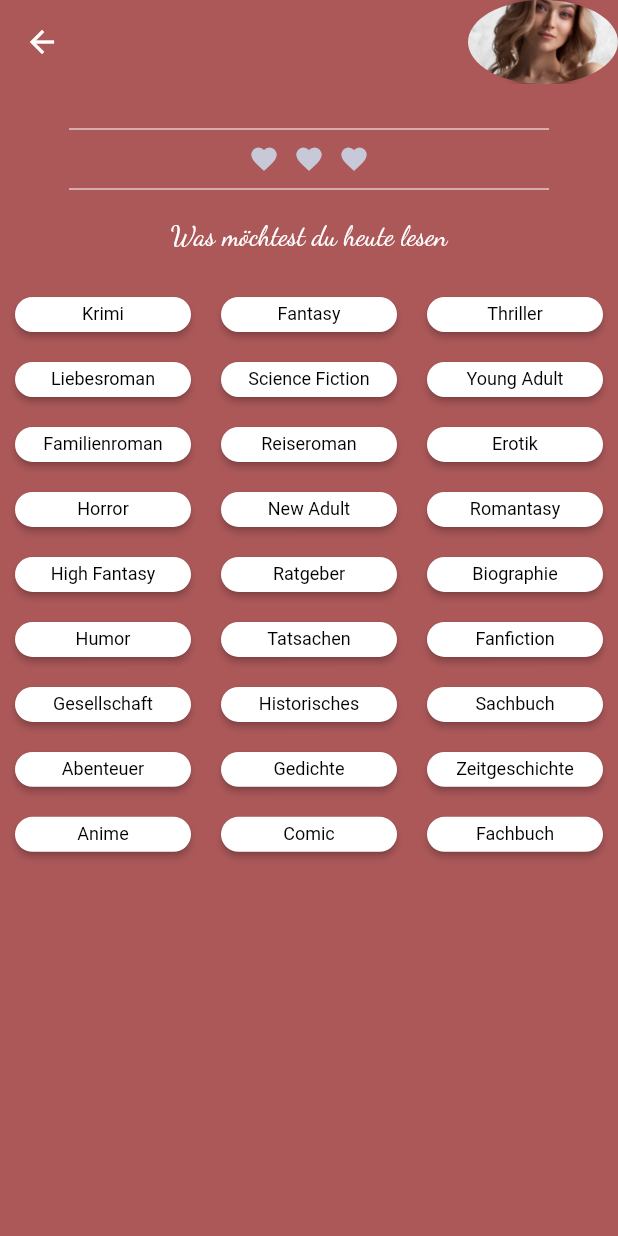
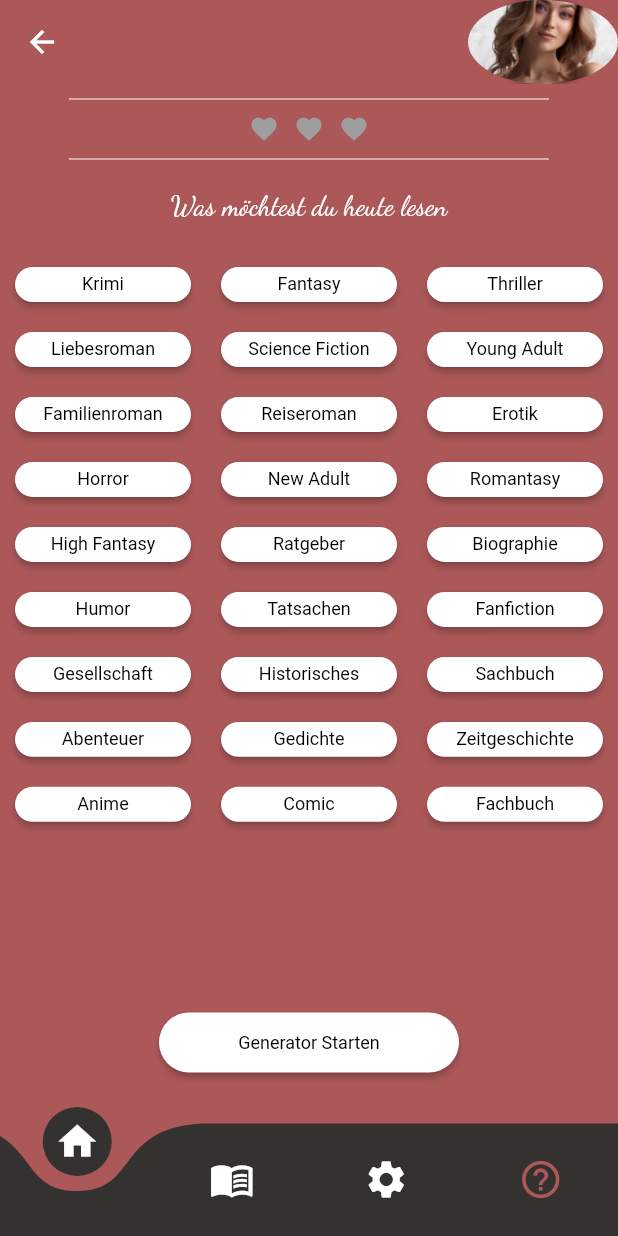
Before and after one commit to Queengirl1990/bookies_list, a Flutter app: the RandomGeneratorScreen screen opened directly, on a phone screen of 412 x 824 dp. Run offline on Flutter 3.47's test engine with Material 2 defaults, Android fonts, the phone set to English and light mode, and no system bars; drawn by our look-alikes of curved_navigation_bar; our stand-ins replace carousel_slider.

Commit message:
navi zufallsgenerator

```diff
--- a/lib/zufallsgenerator.dart
+++ b/lib/zufallsgenerator.dart
@@ -1,4 +1,5 @@
 import 'package:flutter/material.dart';
+import 'package:curved_navigation_bar/curved_navigation_bar.dart';
 import 'styles.dart';
 import 'datenbank.dart';
 
@@ -15,7 +16,14 @@ class MyApp extends StatelessWidget {
   }
 }
 
-class RandomGeneratorScreen extends StatelessWidget {
+class RandomGeneratorScreen extends StatefulWidget {
+  @override
+  _RandomGeneratorScreenState createState() => _RandomGeneratorScreenState();
+}
+
+class _RandomGeneratorScreenState extends State<RandomGeneratorScreen> {
+  int currentPageIndex = 0;
+
   @override
   Widget build(BuildContext context) {
     return Scaffold(
@@ -34,8 +42,8 @@ class RandomGeneratorScreen extends StatelessWidget {
       ),
       backgroundColor: darkRed,
       body: Column(
+        mainAxisAlignment: MainAxisAlignment.center,
         children: [
-          const SizedBox(height: 20),
           const SizedBox(
             width: 320,
             child: Divider(
@@ -46,11 +54,11 @@ class RandomGeneratorScreen extends StatelessWidget {
           Row(
             mainAxisAlignment: MainAxisAlignment.center,
             children: [
-              Icon(Icons.favorite, size: 20, color: lightGrey),
+              Icon(Icons.favorite, size: 20, color: Colors.grey), // Ändere lightGrey zu Colors.grey
               SizedBox(width: 10),
-              Icon(Icons.favorite, size: 20, color: lightGrey),
+              Icon(Icons.favorite, size: 20, color: Colors.grey), // Ändere lightGrey zu Colors.grey
               SizedBox(width: 10),
-              Icon(Icons.favorite, size: 20, color: lightGrey),
+              Icon(Icons.favorite, size: 20, color: Colors.grey), // Ändere lightGrey zu Colors.grey
             ],
           ),
           const SizedBox(
@@ -60,7 +68,7 @@ class RandomGeneratorScreen extends StatelessWidget {
               height: 20,
             ),
           ),
-          const SizedBox(height: 10),
+          SizedBox(height: 10),
           Text(
             "Was möchtest du heute lesen",
             style: TextStyle(
@@ -90,6 +98,34 @@ class RandomGeneratorScreen extends StatelessWidget {
               },
             ),
           ),
+          const SizedBox(height: 20),
+          MyButton(
+            text: "Generator Starten",
+            onPressed: () {
+              // Funktion
+            },
+          ),
+          const SizedBox(height: 20),
+        ],
+      ),
+      bottomNavigationBar: CurvedNavigationBar(
+        index: currentPageIndex,
+        backgroundColor: darkRed,
+        color: darkMode,
+        buttonBackgroundColor: darkMode,
+        onTap: (int index) {
+          setState(() {
+            currentPageIndex = index;
+            if (index == 1) {
+              Navigator.pushNamed(context, '/unreadBooks');
+            }
+          });
+        },
+        items: const <Widget>[
+          Icon(Icons.home, size: 30, color: Colors.white),
+          Icon(Icons.menu_book, size: 30, color: Colors.white),
+          Icon(Icons.settings, size: 30, color: Colors.white),
+          Icon(Icons.help_outline, size: 30, color: darkRed),
         ],
       ),
     );
@@ -150,7 +186,7 @@ class MyButton extends StatelessWidget {
           ),
         ),
         child: Container(
-          width: 95,
+          width: 200,
           height: 40,
           alignment: Alignment.center,
           child: Text(
```
